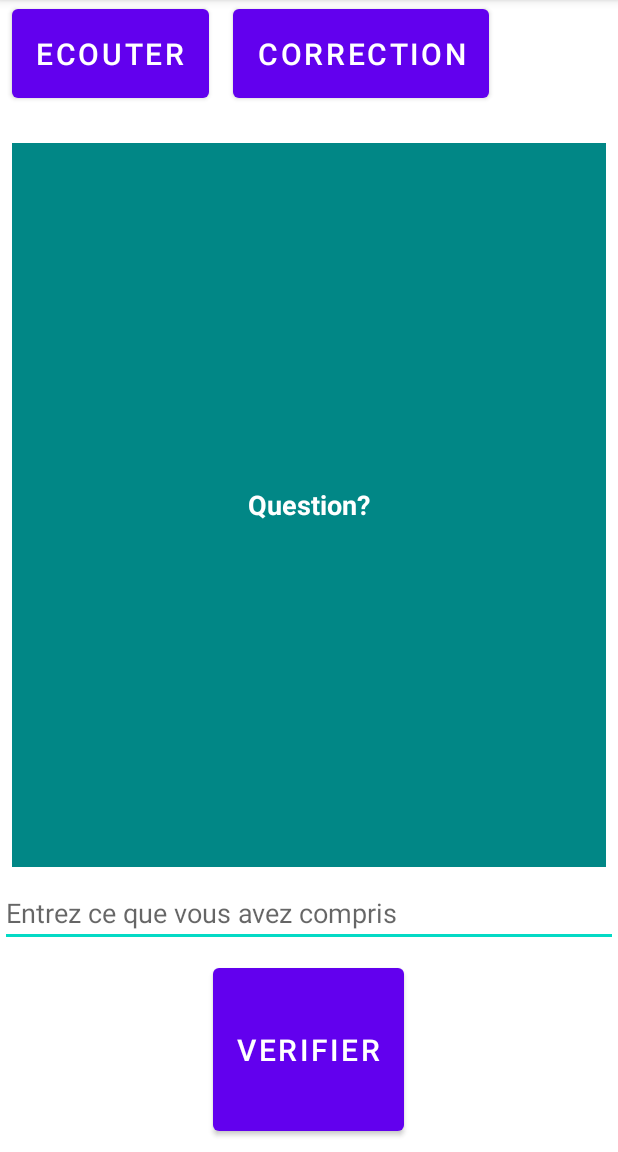
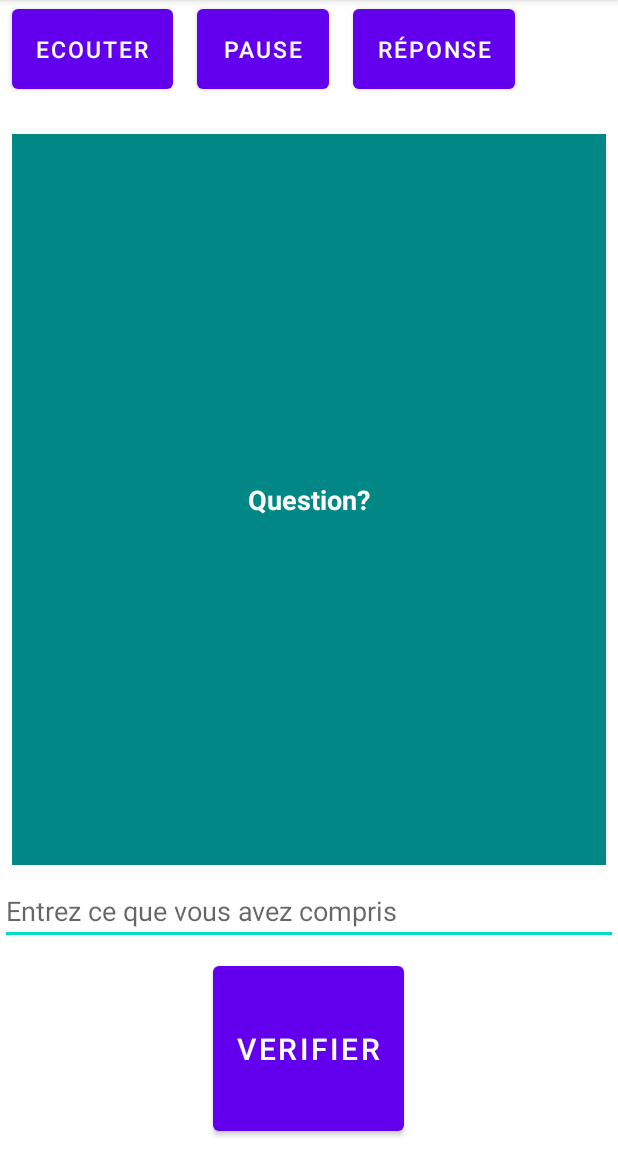
Before and after one commit to SavainB/AudioLingo, an Android app: the WorkActivity screen opened directly, with no data from a screen before it, on a phone screen of 412 x 824 dp, the part 84-1236 px from its top. Run offline under Robolectric (Android 15) with nearby library versions, the phone set to English and light mode, and no system bars.

Commit message:
Ajout du bouton pause

```diff
--- a/app/src/main/res/layout/activity_work.xml
+++ b/app/src/main/res/layout/activity_work.xml
@@ -17,8 +17,18 @@
         android:layout_margin="8dp"
         android:layout_weight="1"
         android:padding="16dp"
-        android:textSize="20sp"
+        android:textSize="15sp"
             android:text="Ecouter" />
+        <Button
+            android:id="@+id/button_pause"
+            android:layout_width="wrap_content"
+            android:layout_height="wrap_content"
+            android:layout_gravity="center_horizontal"
+            android:layout_margin="8dp"
+            android:layout_weight="1"
+            android:padding="16dp"
+            android:textSize="15sp"
+            android:text="Pause" />
         <Button
             android:id="@+id/button_correction"
             android:layout_width="wrap_content"
@@ -27,8 +37,8 @@
             android:layout_margin="8dp"
             android:layout_weight="1"
             android:padding="16dp"
-            android:textSize="20sp"
-            android:text="Correction" />
+            android:textSize="15sp"
+            android:text="Réponse" />
     </LinearLayout>
 
 
```
Also changed, not shown: app/src/main/java/com/jcompany/audiolingo/WorkActivity.java (+32 -21 lines).
